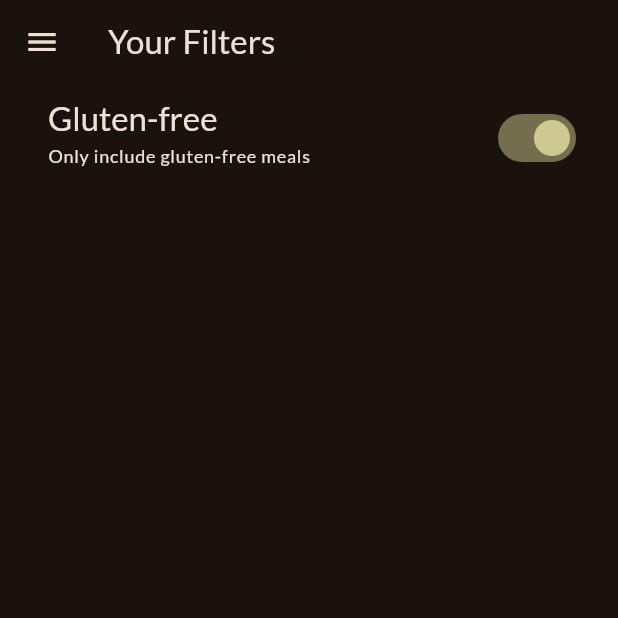
After one commit to shahirahzaki/meals-app, a Flutter app: the FiltersScreen screen opened directly, after a tap on "Gluten-free", on a phone screen of 412 x 824 dp, the top half of it. The commit adds this screen. Run offline on Flutter 3.47's test engine with Material 3 defaults, Android fonts, the phone set to English and light mode, and no system bars; our stand-ins replace google_fonts, transparent_image.

Commit message:
feat: add FiltersScreen for managing meal filters

```diff
--- /dev/null
+++ b/lib/screens/filters.dart
@@ -0,0 +1,58 @@
+import 'package:flutter/material.dart';
+import 'package:meals_app/screens/tabs.dart';
+import 'package:meals_app/widgets/main_drawer.dart';
+
+class FiltersScreen extends StatefulWidget {
+  const FiltersScreen({super.key});
+
+  @override
+  State<FiltersScreen> createState() => _FiltersScreenState();
+}
+
+class _FiltersScreenState extends State<FiltersScreen> {
+  var _glutenFreeFilterSet = false;
+
+  @override
+  Widget build(BuildContext context) {
+    return Scaffold(
+      appBar: AppBar(title: Text('Your Filters')),
+      drawer: MainDrawer(
+        onSelectScreen: (identifier) {
+          Navigator.of(context).pop();
+          if (identifier == 'meals') {
+            Navigator.of(context).pushReplacement(
+              MaterialPageRoute(builder: (ctx) => TabsScreen()),
+            );
+          }
+        },
+      ),
+      body: Column(
+        children: [
+          SwitchListTile(
+            value: _glutenFreeFilterSet,
+            onChanged: (isChecked) {
+              //up to me to rename function
+              setState(() {
+                _glutenFreeFilterSet = isChecked;
+              });
+            },
+            title: Text(
+              'Gluten-free',
+              style: Theme.of(context).textTheme.titleLarge!.copyWith(
+                color: Theme.of(context).colorScheme.onSurface,
+              ),
+            ),
+            subtitle: Text(
+              'Only include gluten-free meals',
+              style: Theme.of(context).textTheme.labelMedium!.copyWith(
+                color: Theme.of(context).colorScheme.onSurface,
+              ),
+            ),
+            activeColor: Theme.of(context).colorScheme.tertiary,
+            contentPadding: EdgeInsets.only(left: 32, right: 24),
+          ),
+        ],
+      ),
+    );
+  }
+}
--- a/lib/screens/tabs.dart
+++ b/lib/screens/tabs.dart
@@ -1,6 +1,7 @@
 import 'package:flutter/material.dart';
 import 'package:meals_app/models/meal.dart';
 import 'package:meals_app/screens/categories.dart';
+import 'package:meals_app/screens/filters.dart';
 import 'package:meals_app/screens/meals.dart';
 import 'package:meals_app/widgets/main_drawer.dart';
 
@@ -45,9 +46,11 @@ class _TabsScreenState extends State<TabsScreen> {
   }
 
   void _setScreen(String identifier) {
+    Navigator.of(context).pop();
     if (identifier == 'filters') {
-    } else {
-      Navigator.of(context).pop();
+      Navigator.of(
+        context,
+      ).pushReplacement(MaterialPageRoute(builder: (ctx) => FiltersScreen()));
     }
   }
 
```
